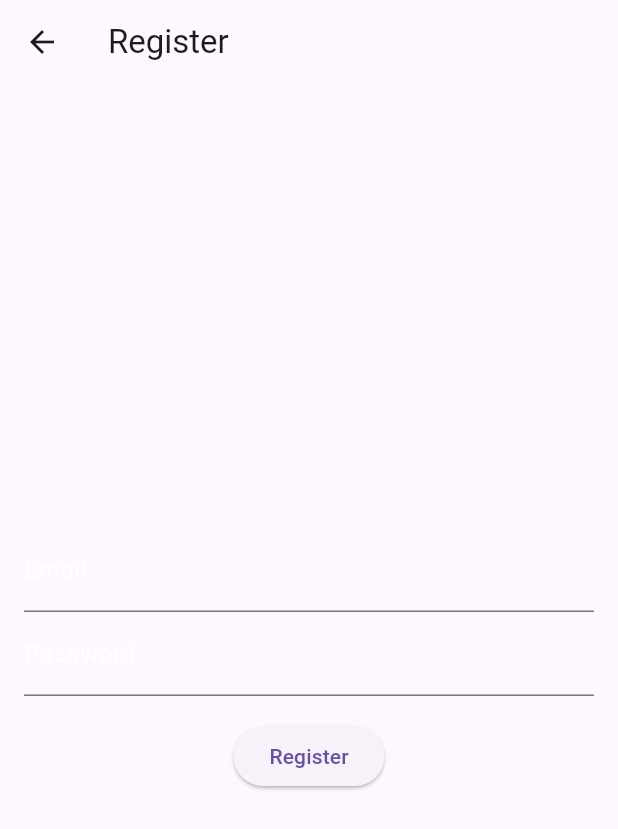
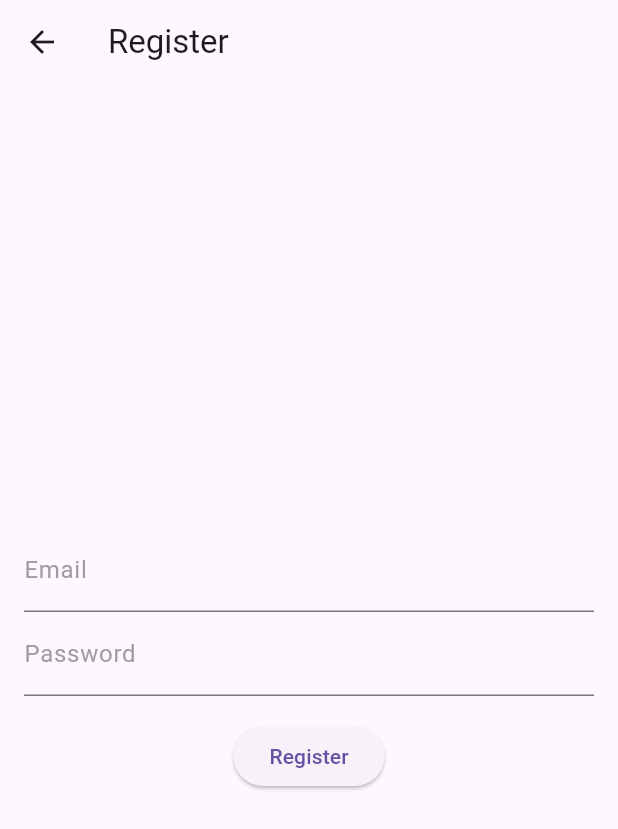
Before and after one commit to Fallid/flappy-bird, a Flutter app: the Register screen opened by its route, on a phone screen of 412 x 824 dp. Shown: the top 829 px of the screen. Run offline on Flutter 3.47's test engine with Material 3 defaults, Android fonts, the phone set to English and light mode, and no system bars; our stand-ins replace firebase_auth, firebase_core, get; accounts and stored records are empty; network calls fail.

Commit message:
feat: auth done login&register

```diff
--- a/lib/app/modules/home/views/register_page.dart
+++ b/lib/app/modules/home/views/register_page.dart
@@ -36,18 +36,18 @@ class _RegisterState extends State<Register> {
           children: [
             TextField(
               controller: _emailController,
-              style: TextStyle(color: Colors.white),
+              style: TextStyle(color: Colors.black),
               decoration: InputDecoration(
                   labelText: 'Email',
-                  labelStyle: TextStyle(color: Colors.white)),
+                  labelStyle: TextStyle(color: Colors.grey)),
             ),
             TextField(
               controller: _passwordController,
               obscureText: true,
-              style: TextStyle(color: Colors.white),
+              style: TextStyle(color: Colors.black),
               decoration: InputDecoration(
                   labelText: 'Password',
-                  labelStyle: TextStyle(color: Colors.white)),
+                  labelStyle: TextStyle(color: Colors.grey)),
             ),
             SizedBox(height: 16),
             Obx(() {
--- a/pubspec.yaml
+++ b/pubspec.yaml
@@ -9,7 +9,7 @@ dependencies:
   cupertino_icons: ^1.0.2
   get: 4.6.6
   flame: ^1.13.1
-  firebase_auth: ^4.13.0
+  firebase_auth: ^4.15.3
   flutter:
     sdk: flutter
   firebase_core: ^2.24.2
```
Also changed, not shown: lib/app/modules/home/views/login_page.dart (+4 -4 lines), 2 other files.
